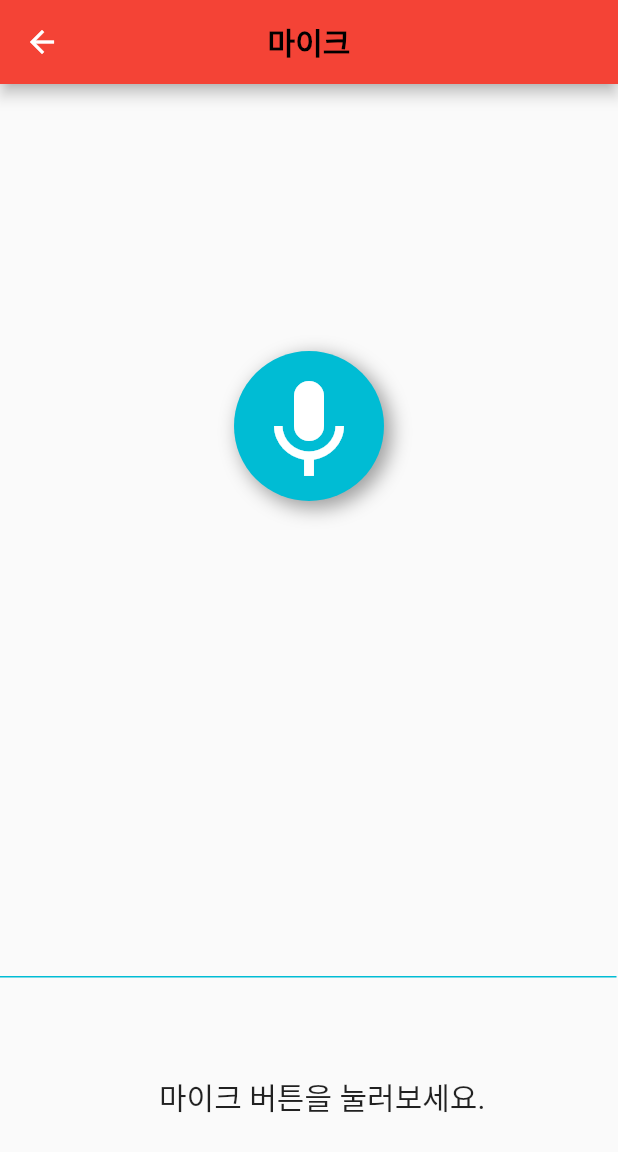
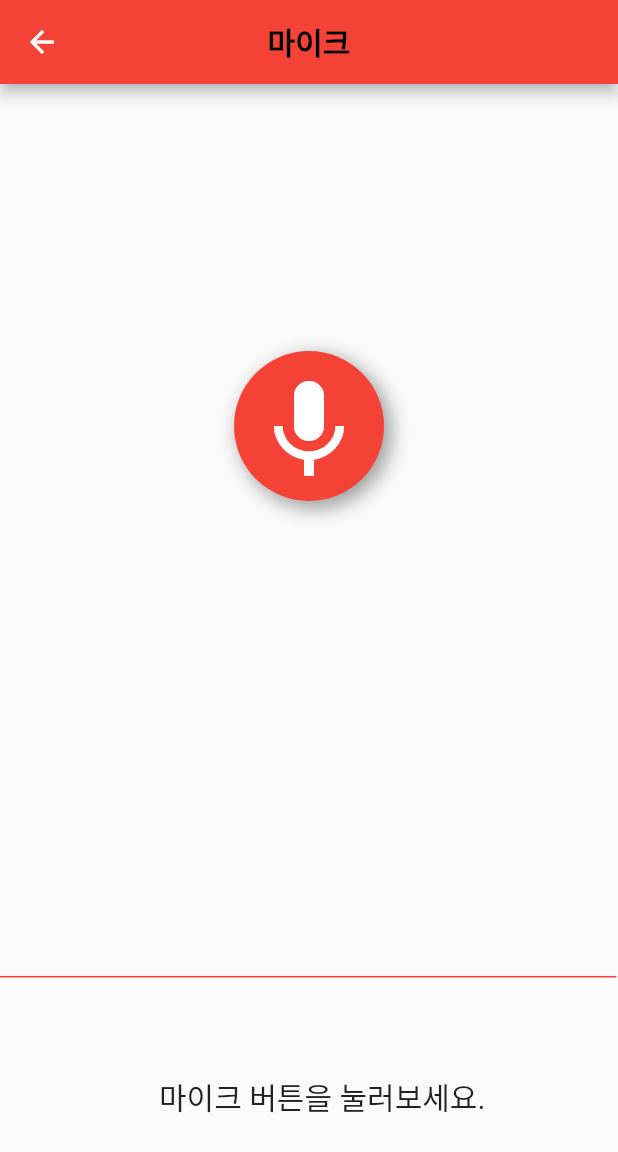
Before and after one commit to rlaqudwls25/wonders_inspection_app, a Flutter app: the screen it shows after launch, after a tap on "마이크", on a phone screen of 412 x 824 dp. Shown: the top 1152 px of the screen. Run offline on Flutter 3.47's test engine with Material 2 defaults, Android fonts, the phone set to English and light mode, and no system bars; our stand-ins replace flutter_compass, fluttertoast, percent_indicator, sensors, vibration; missing offline and left inert: bidirectional_listview, flashlight, flutter_grid_button, infinite_listview, mic_stream.

```diff
--- a/lib/screens/mike.dart
+++ b/lib/screens/mike.dart
@@ -114,7 +114,7 @@ class _MikeState extends State<Mike> with SingleTickerProviderStateMixin, Widget
       ..forward();
   }
 
-  Color _getBgColor() => (isRecording) ? Colors.red : Colors.cyan;
+  Color _getBgColor() => (isRecording) ? Colors.cyan : Colors.red;
 
   @override
   Widget build(BuildContext context) {
@@ -161,7 +161,7 @@ class _MikeState extends State<Mike> with SingleTickerProviderStateMixin, Widget
                             Icons.keyboard_voice, size: 80,
                             color: Colors.white),
                         decoration: BoxDecoration(
-                            color: (isRecording) ? Colors.red : Colors.cyan,
+                            color: (isRecording) ? Colors.cyan : Colors.red,
                             shape: BoxShape.circle,
                             boxShadow: [
                               BoxShadow(
```
Also changed, not shown: 7 other files.
